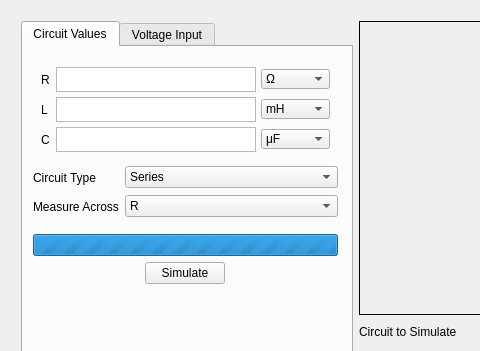
Old version of the form graphical-rlc/mainwidget.ui in the repository blaksmith205/graphical-rlc; both pictures show x 0 to 480 and y 0 to 351 of the 750 by 676 pixel window.
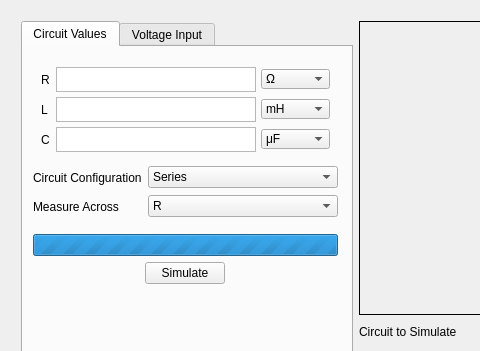
New version of the form. Icons and pictures are not drawn.

Commit message:
Adds proper circuit preview
Respective images are selected and displayed when the user selects
the components and the circuit configuration.

```diff
--- a/graphical-rlc/mainwidget.ui
+++ b/graphical-rlc/mainwidget.ui
@@ -327,7 +327,7 @@
               </size>
              </property>
              <property name="text">
-              <string>Circuit Type</string>
+              <string>Circuit Configuration</string>
              </property>
              <property name="margin">
               <number>5</number>
```
Left out of the diff: 4 changed lines with no effect on the pictures. The commit also changes 5 other files.
